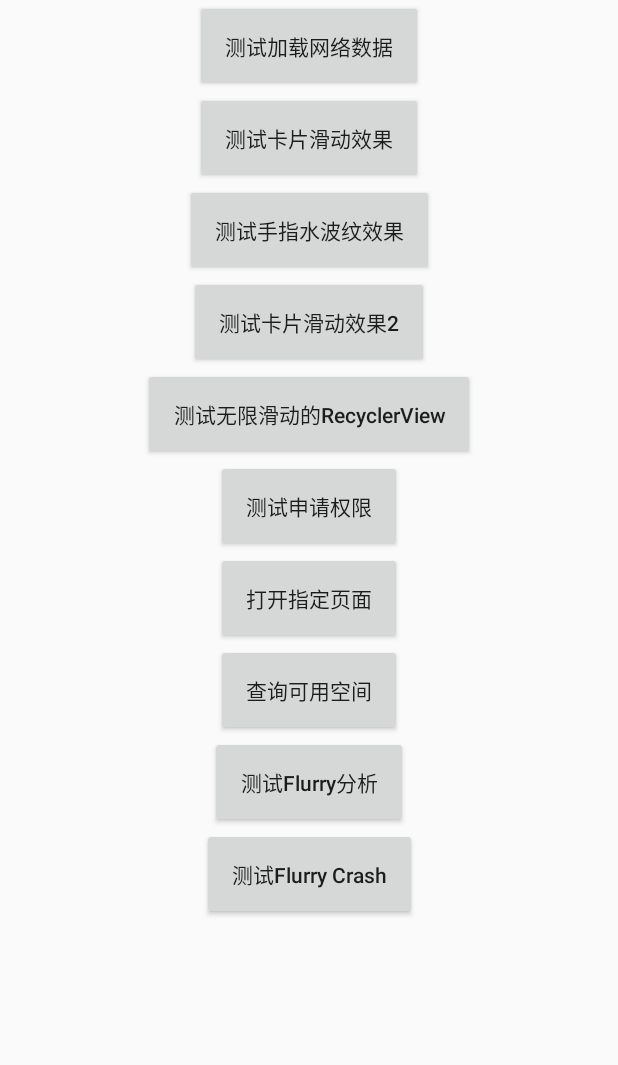
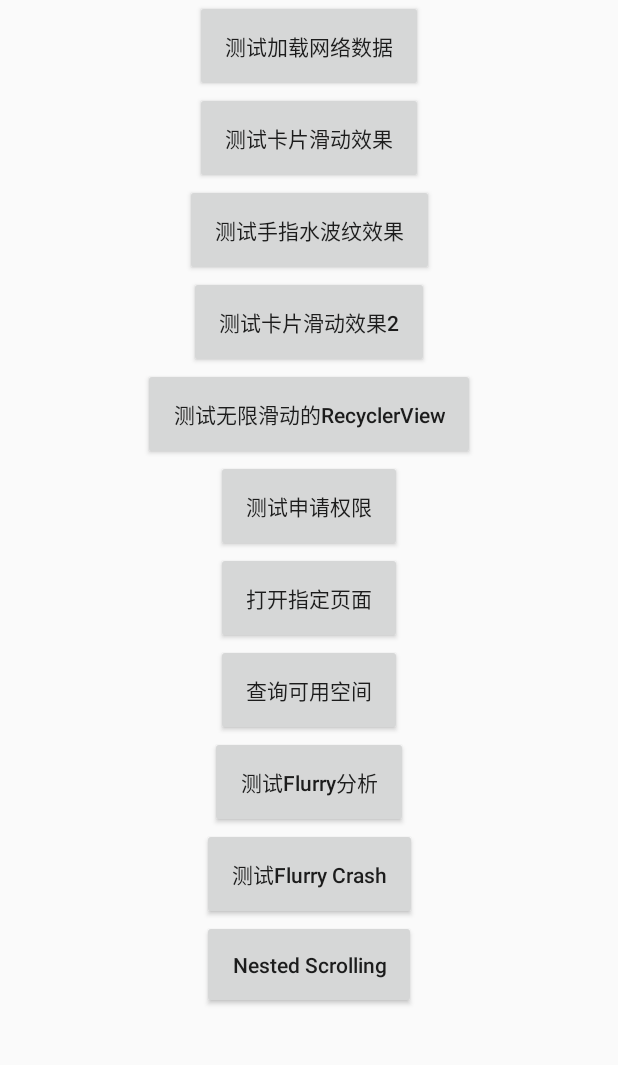
Before and after one commit to WeiLianYang/EasyKotlin, an Android app: the screen it shows after launch (MainActivity), on a phone screen of 412 x 824 dp, the part 68-1133 px from its top. Run offline under Robolectric (Android 15) with nearby library versions, the phone set to English and light mode, and no system bars; libraries missing offline, so code that uses them is left out: com.flurry.android, com.jeremyliao.liveeventbus, com.orhanobut.logger, com.tencent.mmkv; 6 statements that could not run were skipped.

Commit message:
add resource

```diff
--- a/app/src/main/res/layout/activity_main.xml
+++ b/app/src/main/res/layout/activity_main.xml
@@ -21,6 +21,14 @@
     android:layout_width="match_parent"
     android:layout_height="match_parent"
     tools:context=".MainActivity">
+
+    <androidx.core.widget.NestedScrollView
+        android:layout_width="match_parent"
+        android:layout_height="match_parent">
+
+        <androidx.constraintlayout.widget.ConstraintLayout
+            android:layout_width="match_parent"
+            android:layout_height="match_parent">
 
             <Button
                 android:id="@+id/tv_button1"
@@ -124,4 +132,18 @@
                 app:layout_constraintLeft_toLeftOf="parent"
                 app:layout_constraintRight_toRightOf="parent"
                 app:layout_constraintTop_toBottomOf="@+id/tv_button9" />
+
+            <Button
+                android:id="@+id/tv_button11"
+                android:layout_width="wrap_content"
+                android:layout_height="wrap_content"
+                android:padding="20dp"
+                android:text="@string/test_nested_scrolling"
+                android:textAllCaps="false"
+                app:layout_constraintLeft_toLeftOf="parent"
+                app:layout_constraintRight_toRightOf="parent"
+                app:layout_constraintTop_toBottomOf="@+id/tv_button10" />
+
         </androidx.constraintlayout.widget.ConstraintLayout>
+    </androidx.core.widget.NestedScrollView>
+</androidx.constraintlayout.widget.ConstraintLayout>
--- a/app/src/main/res/values/strings.xml
+++ b/app/src/main/res/values/strings.xml
@@ -28,4 +28,5 @@
     <string name="test_available_space">查询可用空间</string>
     <string name="test_flurry_analytics">测试Flurry分析</string>
     <string name="test_flurry_crash">测试Flurry Crash</string>
+    <string name="test_nested_scrolling">Nested Scrolling</string>
 </resources>
--- a/base_component/src/main/res/values/dimens.xml
+++ b/base_component/src/main/res/values/dimens.xml
@@ -18,4 +18,5 @@
 <resources>
 
     <dimen name="title_height">45dp</dimen>
+    <dimen name="dp_240">240dp</dimen>
 </resources>
```
Lines whose indentation alone changed are shown as unchanged.
